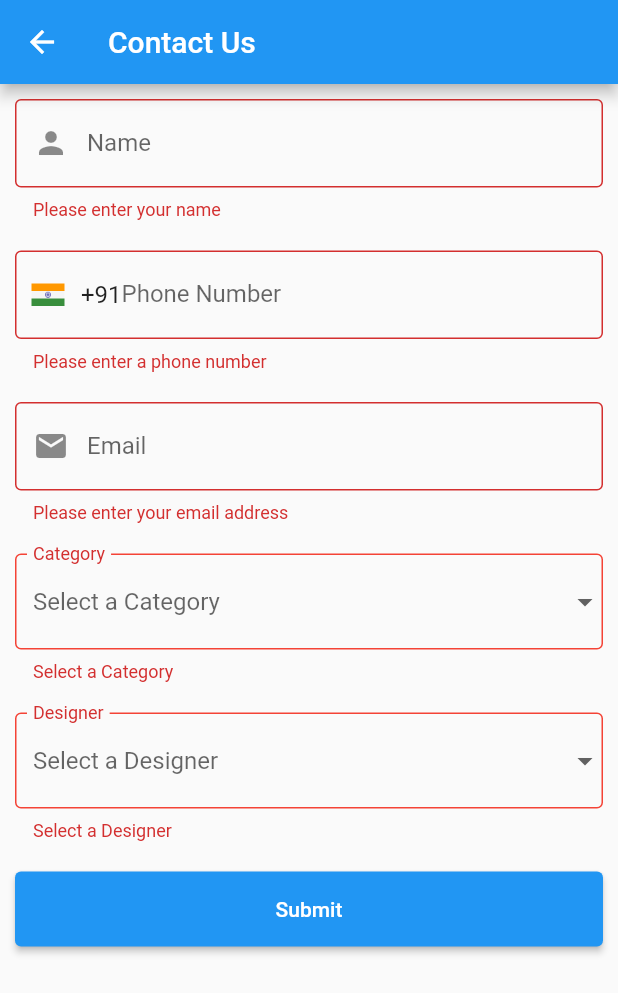
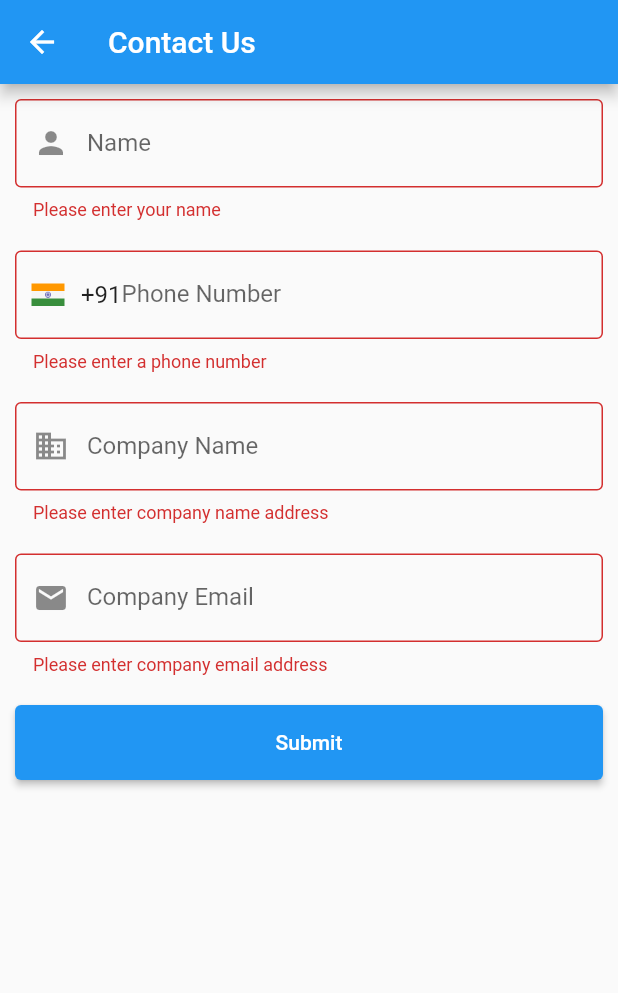
Before and after one commit to MS07062000/brandkettle, a Flutter app: the ContactUsForm screen opened directly, after a tap on "Submit", on a phone screen of 412 x 824 dp. Shown: the top 993 px of the screen. Run offline on Flutter 3.47's test engine with Material 2 defaults, Android fonts, the phone set to English and light mode, and no system bars; our stand-ins replace firebase_core, flutter_svg, intl_phone_number_input; accounts and stored records are empty; generated files the repository leaves out were written again; network calls fail.

Commit message:
added company name and company email as input in contact_page.dart

```diff
--- a/lib/pages/contact_page.dart
+++ b/lib/pages/contact_page.dart
@@ -104,7 +104,27 @@ class ContactUsFormState extends State<ContactUsForm> {
                 padding: const EdgeInsets.all(10.0),
                 child: TextFormField(
                   decoration: const InputDecoration(
-                    labelText: 'Email',
+                    labelText: 'Company Name',
+                    border: OutlineInputBorder(),
+                    prefixIcon: Icon(
+                      Icons.business,
+                    ),
+                  ),
+                  autovalidateMode: AutovalidateMode.disabled,
+                  controller: emailController,
+                  validator: (value) {
+                    if (value == null || value.isEmpty) {
+                      return 'Please enter company name address';
+                    }
+                    return null;
+                  },
+                ),
+              ),
+              Padding(
+                padding: const EdgeInsets.all(10.0),
+                child: TextFormField(
+                  decoration: const InputDecoration(
+                    labelText: 'Company Email',
                     border: OutlineInputBorder(),
                     prefixIcon: Icon(
                       Icons.email,
@@ -114,92 +134,14 @@ class ContactUsFormState extends State<ContactUsForm> {
                   controller: emailController,
                   validator: (value) {
                     if (value == null || value.isEmpty) {
-                      return 'Please enter your email address';
+                      return 'Please enter company email address';
                     }
                     if (!RegExp(r'^[\w-]+(\.[\w-]+)*@([\w-]+\.)+[a-zA-Z]{2,7}$')
                         .hasMatch(value)) {
-                      return 'Please enter a valid email address';
+                      return 'Please enter a valid company email address';
                     }
                     return null;
                   },
-                ),
-              ),
-              Padding(
-                padding: const EdgeInsets.all(10.0),
-                child: DropdownButtonFormField(
-                  items: <String>['Dog', 'Cat', 'Tiger', 'Lion']
-                      .map<DropdownMenuItem<String>>((String value) {
-                    return DropdownMenuItem<String>(
-                      value: value,
-                      child: Text(
-                        value,
-                        style: const TextStyle(fontSize: 20),
-                      ),
-                    );
-                  }).toList(),
-                  hint: const Text('Select a Category'),
-                  value: category,
-                  validator: (value) =>
-                      value == null ? "Select a Category" : null,
-                  onChanged: (String? newValue) {
-                    setState(() {
-                      category = newValue!;
-                    });
-                  },
-                  decoration: const InputDecoration(
-                    labelText: 'Category',
-                    enabledBorder: OutlineInputBorder(
-                      borderSide: BorderSide(color: Colors.black),
-                    ),
-                    focusedBorder: OutlineInputBorder(
-                      borderSide: BorderSide(color: Colors.black),
-                    ),
-                    errorBorder: OutlineInputBorder(
-                      borderSide: BorderSide(color: Colors.red),
-                    ),
-                    focusedErrorBorder: OutlineInputBorder(
-                      borderSide: BorderSide(color: Colors.red),
-                    ),
-                  ),
-                ),
-              ),
-              Padding(
-                padding: const EdgeInsets.all(10.0),
-                child: DropdownButtonFormField(
-                  items: <String>['Dog', 'Cat', 'Tiger', 'Lion']
-                      .map<DropdownMenuItem<String>>((String value) {
-                    return DropdownMenuItem<String>(
-                      value: value,
-                      child: Text(
-                        value,
-                        style: const TextStyle(fontSize: 20),
-                      ),
-                    );
-                  }).toList(),
-                  hint: const Text('Select a Designer'),
-                  value: designer,
-                  validator: (value) =>
-                      value == null ? "Select a Designer" : null,
-                  onChanged: (String? newValue) {
-                    setState(() {
-                      designer = newValue!;
-                    });
-                  },
-                  decoration: const InputDecoration(
-                    labelText: 'Designer',
-                    enabledBorder: OutlineInputBorder(
-                      borderSide: BorderSide(color: Colors.black),
-                    ),
-                    focusedBorder: OutlineInputBorder(
-                      borderSide: BorderSide(color: Colors.black),
-                    ),
-                    errorBorder: OutlineInputBorder(
-                      borderSide: BorderSide(color: Colors.red),
-                    ),
-                    focusedErrorBorder: OutlineInputBorder(
-                      borderSide: BorderSide(color: Colors.red),
-                    ),
-                  ),
                 ),
               ),
               Padding(
```
